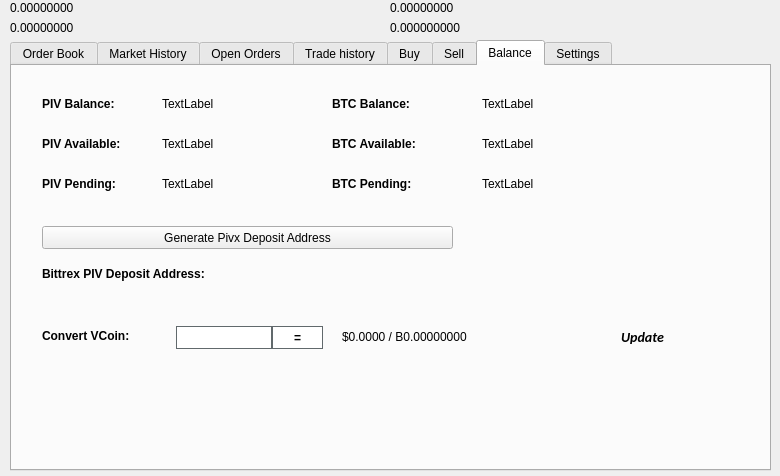
Before: the Qt Designer form src/qt/forms/tradingdialog.ui in GhostAlexe/dwe, drawn with Qt 5.
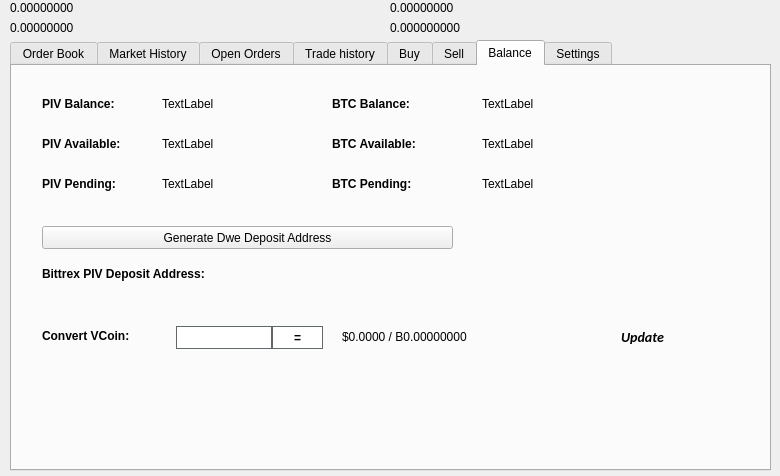
After: the same form once the commit is applied. The open tabs and pages were chosen to show the change. Icons and pictures are not drawn.

Patch:
```diff
--- a/src/qt/forms/tradingdialog.ui
+++ b/src/qt/forms/tradingdialog.ui
@@ -2941,7 +2941,7 @@
       </rect>
      </property>
      <property name="text">
-      <string>Generate Pivx Deposit Address</string>
+      <string>Generate Dwe Deposit Address</string>
      </property>
      <property name="icon">
       <iconset resource="../pivx.qrc">
```
Left out of the diff: 14 changed lines with no effect on the pictures.
